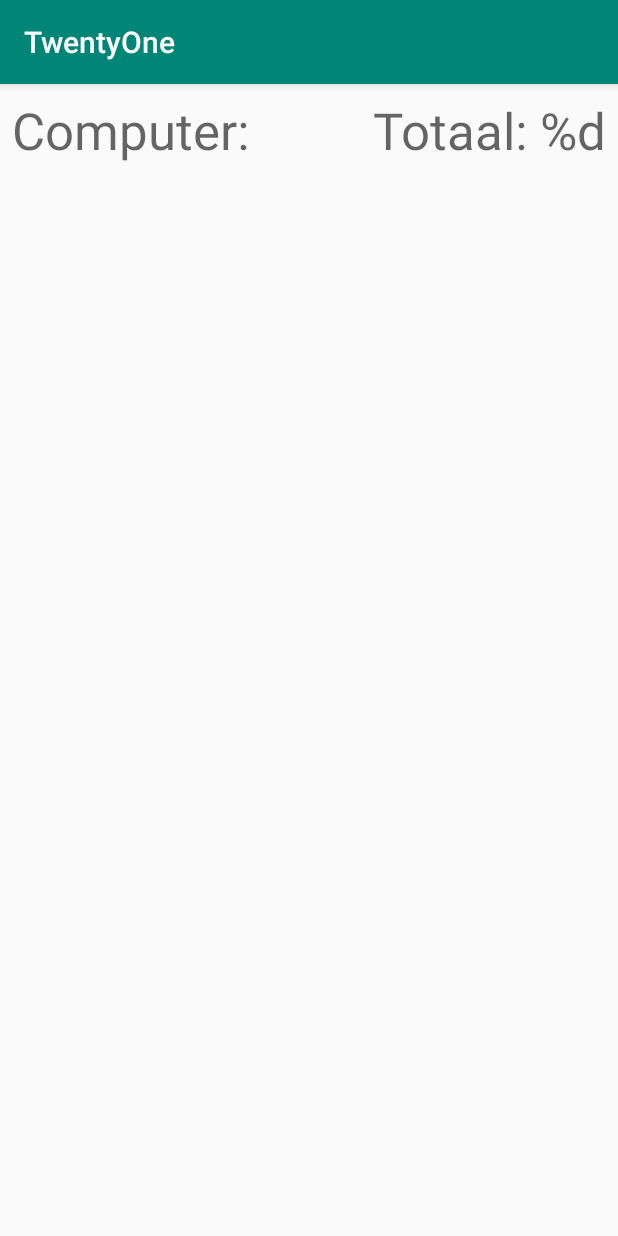
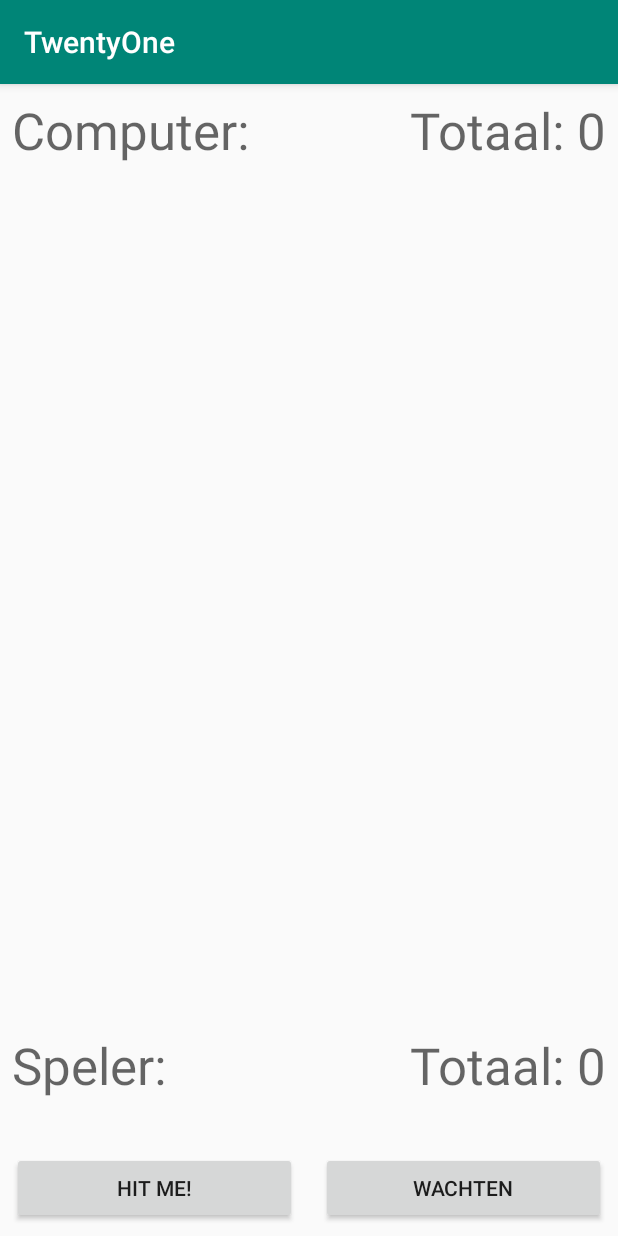
Before and after one commit to WimHambrouck-zz/TwentyOne, an Android app: the screen it shows after launch (MainActivity), on a phone screen of 412 x 824 dp. Run offline under Robolectric (Android 15) with nearby library versions, the phone set to English and light mode, and no system bars.

```diff
--- a/app/src/main/java/be/hambrouck/wim/twentyone/MainActivity.kt
+++ b/app/src/main/java/be/hambrouck/wim/twentyone/MainActivity.kt
@@ -3,6 +3,7 @@ package be.hambrouck.wim.twentyone
 import android.support.v7.app.AppCompatActivity
 import android.os.Bundle
 import android.util.Log
+import kotlinx.android.synthetic.main.activity_main.*
 
 class MainActivity : AppCompatActivity() {
 
@@ -11,5 +12,14 @@ class MainActivity : AppCompatActivity() {
     override fun onCreate(savedInstanceState: Bundle?) {
         super.onCreate(savedInstanceState)
         setContentView(R.layout.activity_main)
+
+        updateFields()
+
+    }
+
+    fun updateFields()
+    {
+        txt_totaal_pc.setText(getString(R.string.totaal, spel.totaalPc))
+        txt_totaal_speler.setText(getString(R.string.totaal, spel.totaalSpeler))
     }
 }
--- a/app/src/main/java/be/hambrouck/wim/twentyone/Spel.kt
+++ b/app/src/main/java/be/hambrouck/wim/twentyone/Spel.kt
@@ -1,7 +1,9 @@
 package be.hambrouck.wim.twentyone
 
 class Spel {
-    val score = 500
+    val geld = 500
+    val totaalPc = 0
+    var totaalSpeler = 0
     val deck = Deck()
 
     fun hitMe() : Kaart {
--- a/app/src/main/res/layout/activity_main.xml
+++ b/app/src/main/res/layout/activity_main.xml
@@ -1,34 +1,115 @@
 <?xml version="1.0" encoding="utf-8"?>
-<android.support.constraint.ConstraintLayout
-        xmlns:android="http://schemas.android.com/apk/res/android"
+<android.support.constraint.ConstraintLayout xmlns:android="http://schemas.android.com/apk/res/android"
+    xmlns:app="http://schemas.android.com/apk/res-auto"
     xmlns:tools="http://schemas.android.com/tools"
-        xmlns:app="http://schemas.android.com/apk/res-auto"
     android:layout_width="match_parent"
     android:layout_height="match_parent"
     tools:context=".MainActivity">
+
     <TextView
-            android:text="Computer:"
+        android:id="@+id/textView"
         android:layout_width="0dp"
         android:layout_height="wrap_content"
-            android:id="@+id/textView"
+        android:layout_marginStart="8dp"
+        android:layout_marginLeft="8dp"
+        android:layout_marginTop="8dp"
+        android:layout_marginEnd="8dp"
+        android:layout_marginRight="8dp"
+        android:text="@string/computer"
         android:textAppearance="@android:style/TextAppearance.Material.Display1"
-            app:layout_constraintStart_toStartOf="parent" android:layout_marginLeft="8dp"
-            android:layout_marginStart="8dp" app:layout_constraintEnd_toStartOf="@+id/textView3"
-            android:layout_marginEnd="8dp" android:layout_marginRight="8dp" android:layout_marginTop="8dp"
-            app:layout_constraintTop_toTopOf="parent"/>
+        app:layout_constraintEnd_toStartOf="@+id/txt_totaal_pc"
+        app:layout_constraintStart_toStartOf="parent"
+        app:layout_constraintTop_toTopOf="parent" />
+
     <TextView
+        android:id="@+id/txt_kaarten_pc"
         android:layout_width="0dp"
         android:layout_height="wrap_content"
-            android:id="@+id/textView2" android:layout_marginTop="16dp"
-            app:layout_constraintTop_toBottomOf="@+id/textView" app:layout_constraintEnd_toEndOf="parent"
-            android:layout_marginEnd="8dp" android:layout_marginRight="8dp"
-            app:layout_constraintStart_toStartOf="parent" android:layout_marginLeft="8dp"
-            android:layout_marginStart="8dp" tools:text="A, 1, 2, 3"/>
+        android:layout_marginStart="8dp"
+        android:layout_marginTop="16dp"
+        android:layout_marginEnd="8dp"
+        app:layout_constraintEnd_toEndOf="parent"
+        app:layout_constraintStart_toStartOf="parent"
+        app:layout_constraintTop_toBottomOf="@+id/textView"
+        tools:text="A, 1, 2, 3" />
+
     <TextView
-            android:text="Totaal: %d"
+        android:id="@+id/txt_totaal_pc"
         android:layout_width="wrap_content"
         android:layout_height="wrap_content"
-            android:id="@+id/textView3" app:layout_constraintEnd_toEndOf="parent" android:layout_marginEnd="8dp"
-            android:layout_marginRight="8dp" android:textAppearance="@style/TextAppearance.AppCompat.Display1"
-            android:layout_marginTop="8dp" app:layout_constraintTop_toTopOf="parent"/>
+        android:layout_marginEnd="8dp"
+        android:text="@string/totaal"
+        android:textAppearance="@style/TextAppearance.AppCompat.Display1"
+        app:layout_constraintBaseline_toBaselineOf="@+id/textView"
+        app:layout_constraintEnd_toEndOf="parent" />
+
+    <TextView
+        android:id="@+id/textView4"
+        android:layout_width="0dp"
+        android:layout_height="wrap_content"
+        android:layout_marginStart="8dp"
+        android:layout_marginEnd="8dp"
+        android:layout_marginBottom="8dp"
+        android:text="@string/speler"
+        android:textAppearance="@style/TextAppearance.AppCompat.Display1"
+        app:layout_constraintBottom_toTopOf="@+id/textView6"
+        app:layout_constraintEnd_toStartOf="@+id/txt_totaal_speler"
+        app:layout_constraintStart_toStartOf="parent" />
+
+    <TextView
+        android:id="@+id/txt_totaal_speler"
+        android:layout_width="wrap_content"
+        android:layout_height="wrap_content"
+        android:layout_marginEnd="8dp"
+        android:text="@string/totaal"
+        android:textAppearance="@style/TextAppearance.AppCompat.Display1"
+        app:layout_constraintBaseline_toBaselineOf="@+id/textView4"
+        app:layout_constraintEnd_toEndOf="parent" />
+
+    <TextView
+        android:id="@+id/textView6"
+        android:layout_width="0dp"
+        android:layout_height="wrap_content"
+        android:layout_marginStart="8dp"
+        android:layout_marginEnd="8dp"
+        android:layout_marginBottom="8dp"
+        app:layout_constraintBottom_toTopOf="@+id/button"
+        app:layout_constraintEnd_toEndOf="parent"
+        app:layout_constraintStart_toStartOf="parent"
+        tools:text="B, D, H" />
+
+    <Button
+        android:id="@+id/button"
+        android:layout_width="0dp"
+        android:layout_height="wrap_content"
+        android:layout_marginStart="8dp"
+        android:layout_marginEnd="8dp"
+        android:layout_marginBottom="8dp"
+        android:text="@string/hit_me"
+        app:layout_constraintBottom_toBottomOf="parent"
+        app:layout_constraintEnd_toStartOf="@+id/guideline2"
+        app:layout_constraintStart_toStartOf="parent" />
+
+    <Button
+        android:id="@+id/button2"
+        android:layout_width="0dp"
+        android:layout_height="wrap_content"
+        android:layout_marginStart="8dp"
+        android:layout_marginEnd="8dp"
+        android:layout_marginBottom="8dp"
+        android:text="@string/wachten"
+        app:layout_constraintBottom_toBottomOf="parent"
+        app:layout_constraintEnd_toEndOf="parent"
+        app:layout_constraintStart_toStartOf="@+id/guideline2" />
+
+    <android.support.constraint.Guideline
+        android:id="@+id/guideline2"
+        android:layout_width="wrap_content"
+        android:layout_height="wrap_content"
+        android:orientation="vertical"
+        app:layout_constraintEnd_toEndOf="parent"
+        app:layout_constraintGuide_percent="0.5"
+        app:layout_constraintHorizontal_bias="0.5"
+        app:layout_constraintStart_toStartOf="parent" />
+
 </android.support.constraint.ConstraintLayout>
--- a/app/src/main/res/values/strings.xml
+++ b/app/src/main/res/values/strings.xml
@@ -1,3 +1,8 @@
 <resources>
     <string name="app_name">TwentyOne</string>
+    <string name="computer">Computer:</string>
+    <string name="totaal">Totaal: %1$d</string>
+    <string name="speler">Speler:</string>
+    <string name="hit_me">Hit me!</string>
+    <string name="wachten">Wachten</string>
 </resources>
```
Lines whose indentation alone changed are shown as unchanged.
